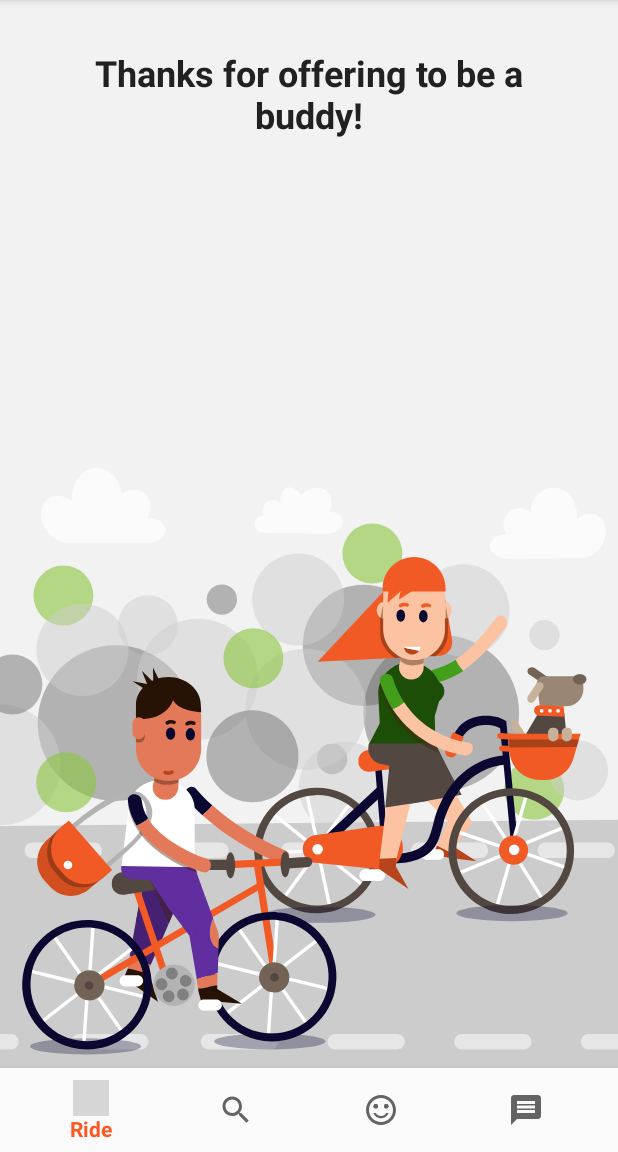
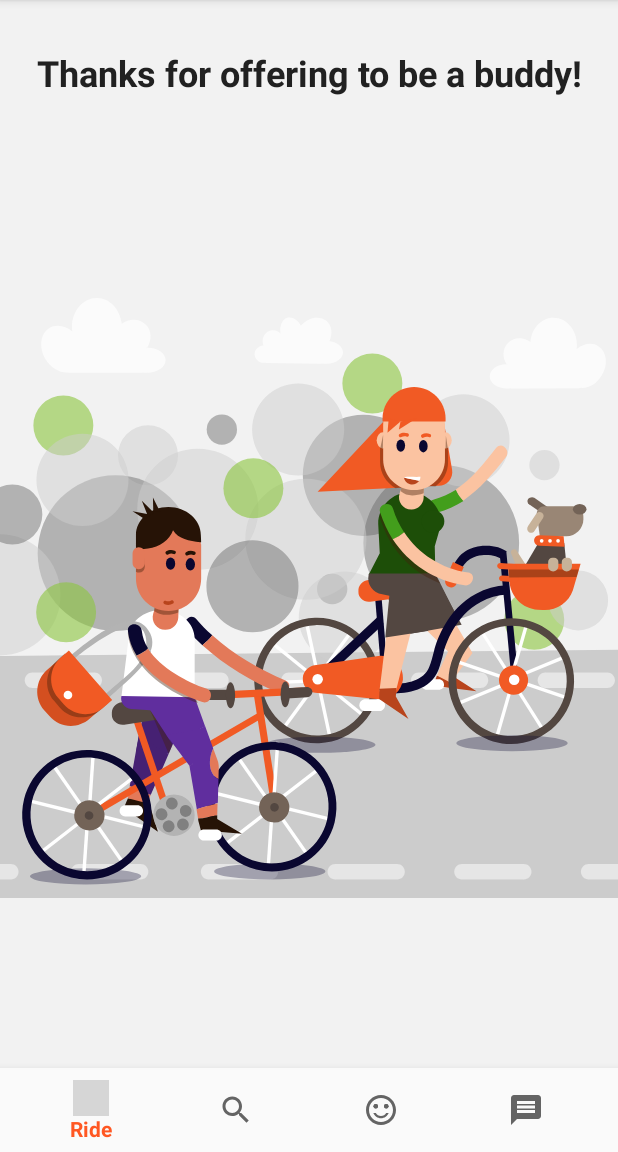
Before and after one commit to Izzy3145/CycleBuddy, an Android app: the fragment OfferSplashFragment placed in its activity, on a phone screen of 412 x 824 dp, the part 84-1236 px from its top. Run offline under Robolectric (Android 15) with nearby library versions, the light colour scheme and no system bars; our stand-ins replace AdMob, ButterKnife, Firebase (no records; nobody signed in at launch, a user with empty details on screens opened directly), Timber; libraries missing offline, so code that uses them is left out: com.firebase.ui; 1 statement that could not run was skipped; grey boxes are pictures that could not be loaded.

Commit message:
design: Offer splash fragment UI changed to Constraint Layout

```diff
--- a/app/src/main/java/com/riseapp/android/cyclebuddy/ui/OfferSplashFragment.java
+++ b/app/src/main/java/com/riseapp/android/cyclebuddy/ui/OfferSplashFragment.java
@@ -4,7 +4,9 @@
 import android.app.FragmentManager;
 import android.app.FragmentTransaction;
 import android.os.Bundle;
+import android.support.constraint.ConstraintLayout;
 import android.text.Html;
+import android.text.Layout;
 import android.view.LayoutInflater;
 import android.view.View;
 import android.view.ViewGroup;
@@ -21,7 +23,7 @@
 public class OfferSplashFragment extends Fragment implements View.OnClickListener{
 
     @BindView(R.id.whole_offer_splash)
-    RelativeLayout wholeOfferSplash;
+    ConstraintLayout wholeOfferSplash;
     private FragmentManager fm;
 
     public OfferSplashFragment() {
--- a/app/src/main/res/layout/fragment_offer_splash.xml
+++ b/app/src/main/res/layout/fragment_offer_splash.xml
@@ -1,28 +1,42 @@
 <?xml version="1.0" encoding="utf-8"?>
-<RelativeLayout
+<android.support.constraint.ConstraintLayout
     xmlns:android="http://schemas.android.com/apk/res/android"
+    xmlns:app="http://schemas.android.com/apk/res-auto"
+    xmlns:tools="http://schemas.android.com/tools"
     android:layout_width="match_parent"
     android:layout_height="match_parent"
     android:background="@color/light_grey"
     android:id="@+id/whole_offer_splash">
 
     <TextView
+        android:id="@+id/textView2"
         android:layout_width="wrap_content"
         android:layout_height="wrap_content"
+        android:layout_margin="@dimen/very_large_border"
+        android:layout_marginTop="16dp"
+        android:gravity="center"
         android:text="@string/offersplash"
-        android:gravity="center"
-        android:layout_margin="@dimen/very_large_border"
+        android:textColor="@color/primary_text"
         android:textSize="@dimen/title_text"
-        android:textColor="@color/primary_text"
-        android:textStyle="bold"/>
+        android:textStyle="bold"
+        app:layout_constraintEnd_toEndOf="parent"
+        app:layout_constraintStart_toStartOf="parent"
+        app:layout_constraintTop_toTopOf="parent" />
 
     <ImageView
+        android:id="@+id/imageView3"
         android:layout_width="fill_parent"
         android:layout_height="wrap_content"
+        android:layout_alignParentBottom="true"
+        android:layout_marginBottom="48dp"
+        android:layout_marginTop="56dp"
         android:adjustViewBounds="true"
+        android:contentDescription="@string/cycle_buddy"
         android:scaleType="centerCrop"
-        android:contentDescription="@string/cycle_buddy"
-        android:layout_alignParentBottom="true"
-        android:src="@drawable/ic_mikecyclebuddy2" />
+        android:src="@drawable/ic_mikecyclebuddy2"
+        app:layout_constraintBottom_toBottomOf="parent"
+        app:layout_constraintEnd_toEndOf="parent"
+        app:layout_constraintStart_toStartOf="parent"
+        app:layout_constraintTop_toBottomOf="@+id/textView2" />
 
-</RelativeLayout>
+</android.support.constraint.ConstraintLayout>
```
